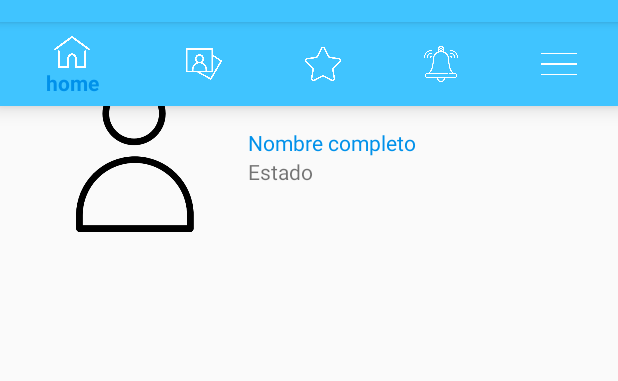
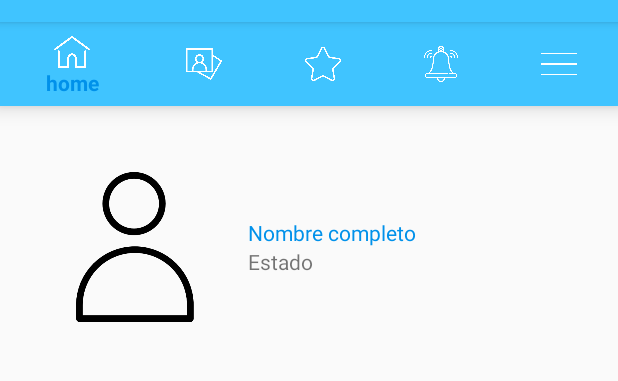
Before and after one commit to ang0823/apps-development-2020, an Android app: the NavigationActivity screen opened directly, with no data from a screen before it, item 2 of the bottom bar chosen, on a phone screen of 412 x 824 dp, the part 62-443 px from its top. Run offline under Robolectric (Android 15) with nearby library versions, the phone set to English and light mode, and no system bars.

Commit message:
SE AGREGO MARGIN TOP

```diff
--- a/SocialBox/app/src/main/res/layout/activity_navigation.xml
+++ b/SocialBox/app/src/main/res/layout/activity_navigation.xml
@@ -9,7 +9,8 @@
     <FrameLayout
         android:id="@+id/navigationBar"
         android:layout_width="match_parent"
-        android:layout_height="match_parent"/>
+        android:layout_height="match_parent"
+        android:layout_marginTop="60dp"/>
 
     <com.google.android.material.bottomnavigation.BottomNavigationView
         android:id="@+id/navigationView"
```
